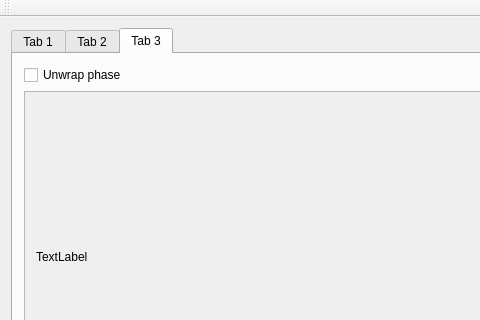
Qt form mainwindow.ui (stelzch/holmos-gui-qt) before a commit; both pictures show x 0 to 480 and y 0 to 320 of the 825 by 468 pixel window.
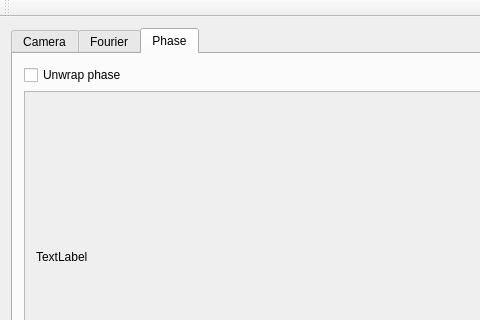
The same form after that commit. The open tabs and pages were chosen to show the change.

```diff
--- a/mainwindow.ui
+++ b/mainwindow.ui
@@ -22,7 +22,7 @@
       </property>
       <widget class="QWidget" name="tab">
        <attribute name="title">
-        <string>Tab 1</string>
+        <string>Camera</string>
        </attribute>
        <layout class="QHBoxLayout" name="horizontalLayout_2">
         <item>
@@ -64,7 +64,7 @@
       </widget>
       <widget class="QWidget" name="tab_2">
        <attribute name="title">
-        <string>Tab 2</string>
+        <string>Fourier</string>
        </attribute>
        <layout class="QVBoxLayout" name="verticalLayout">
         <item>
@@ -161,7 +161,7 @@
       </widget>
       <widget class="QWidget" name="tab_3">
        <attribute name="title">
-        <string>Tab 3</string>
+        <string>Phase</string>
        </attribute>
        <layout class="QVBoxLayout" name="verticalLayout_2">
         <item>
```
Left out of the diff: 2 changed lines with no effect on the pictures.
